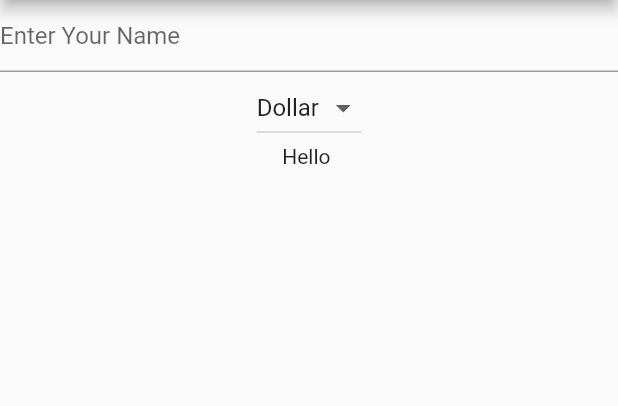
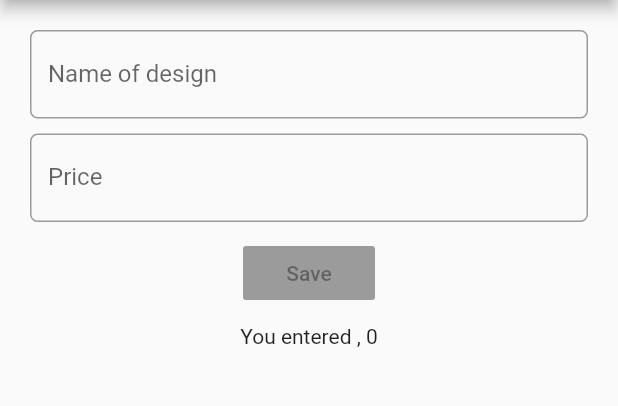
Before and after one commit to Mujib517/flutter-app, a Flutter app: the screen it shows after launch, on a phone screen of 412 x 824 dp, the part 84-490 px from its top. Run offline on Flutter 3.47's test engine with Material 2 defaults, Android fonts, the phone set to English and light mode, and no system bars; Roboto replaces fonts that are missing (Oxygen).

Commit message:
Forms and Model

```diff
--- a/lib/main.dart
+++ b/lib/main.dart
@@ -1,6 +1,5 @@
 import 'package:flutter/material.dart';
-import './about.dart';
-import './input.dart';
+import './newItem.dart';
 
 void main() => runApp(new HelloFlutterApp());
 
@@ -19,6 +18,6 @@ class HelloFlutterApp extends StatelessWidget {
               ),
               backgroundColor: Colors.deepOrangeAccent,
             ),
-            body: Input()));
+            body: NewItem()));
   }
 }
--- /dev/null
+++ b/lib/newItem.dart
@@ -0,0 +1,63 @@
+import 'package:flutter/material.dart';
+
+class NewItem extends StatefulWidget {
+  State<StatefulWidget> createState() => _NewItemState();
+}
+
+class _NewItemState extends State<NewItem> {
+  Item item = new Item();
+
+  Widget build(BuildContext context) {
+    return Container(
+      padding: EdgeInsets.all(15),
+      child: Column(
+        children: <Widget>[
+          Padding(
+              padding: EdgeInsets.all(5),
+              child: TextField(
+                  onChanged: onNameChange,
+                  decoration: InputDecoration(
+                      labelText: 'Name of design',
+                      hintText: 'Name',
+                      border: OutlineInputBorder(
+                          borderRadius: BorderRadius.circular(5))))),
+          Padding(
+              padding: EdgeInsets.all(5),
+              child: TextField(
+                  onChanged: onPriceChange,
+                  keyboardType: TextInputType.number,
+                  decoration: InputDecoration(
+                      labelText: 'Price',
+                      hintText: '123',
+                      border: OutlineInputBorder(
+                          borderRadius: BorderRadius.circular(5))))),
+          Padding(
+              padding: EdgeInsets.all(5),
+              child: RaisedButton(child: Text("Save"))),
+          Padding(
+              padding: EdgeInsets.all(5),
+              child: Text(
+                  "You entered " + item.name + ", " + item.price.toString()))
+        ],
+      ),
+    );
+  }
+
+  void onNameChange(String val) {
+    setState(() => item.name = val);
+  }
+
+  void onPriceChange(String val) {
+    setState(() => item.price = num.parse(val));
+  }
+}
+
+class Item {
+  String name;
+  num price;
+
+  Item() {
+    name = "";
+    price = 0;
+  }
+}
```
